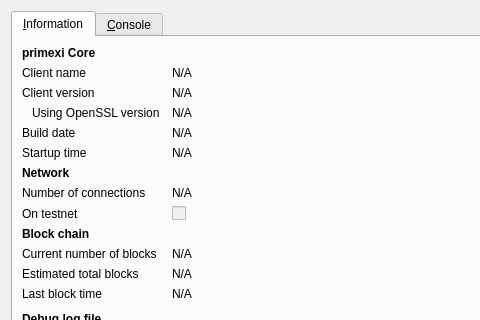
First picture: the form in src/qt/forms/rpcconsole.ui, repository Prime-Cryptos/Prime-xi, before the edit; both pictures show x 0 to 480 and y 0 to 320 of the 740 by 450 pixel window.
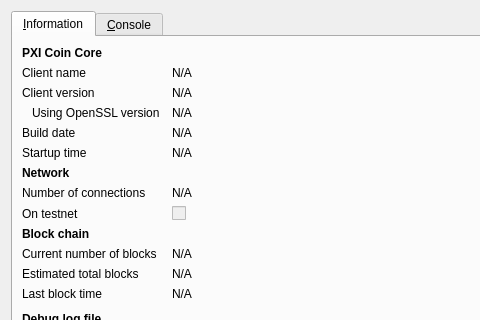
Second picture: the form after the edit. Icons and pictures are not drawn.

What changed in the file:
```diff
--- a/src/qt/forms/rpcconsole.ui
+++ b/src/qt/forms/rpcconsole.ui
@@ -36,7 +36,7 @@
           </font>
          </property>
          <property name="text">
-          <string>primexi Core</string>
+          <string>PXI Coin Core</string>
          </property>
         </widget>
        </item>
```
Left out of the diff: 6 changed lines with no effect on the pictures.
